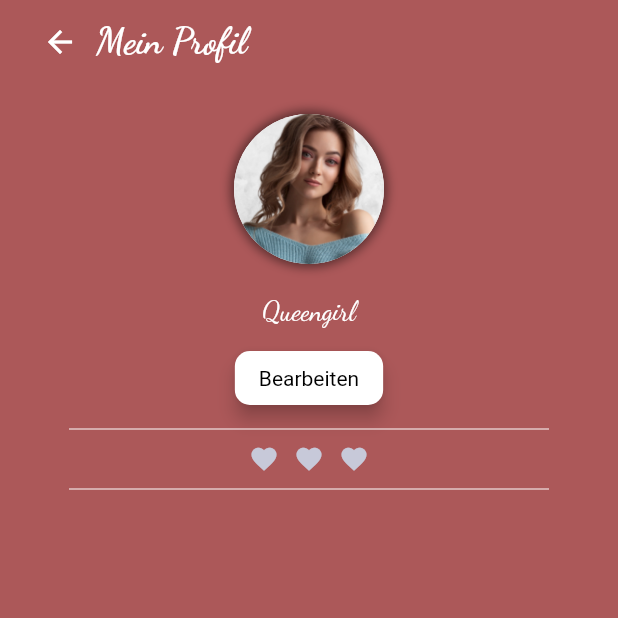
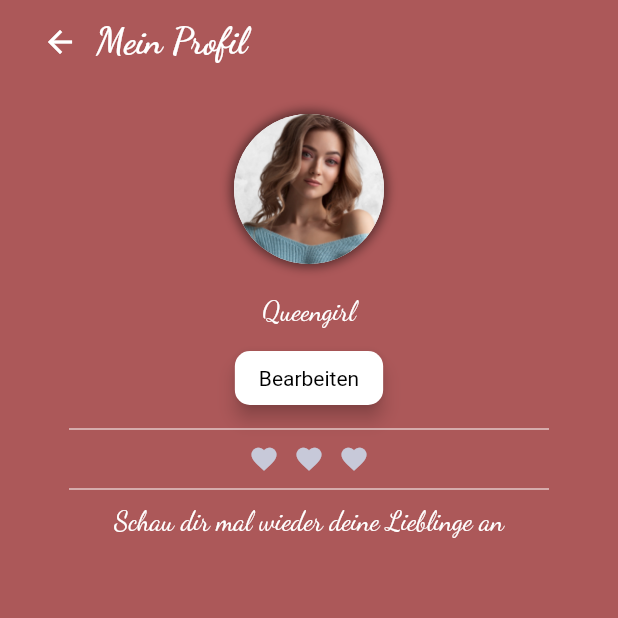
Before and after one commit to Queengirl1990/bookies_list, a Flutter app: the MyProfilPage screen opened directly, on a phone screen of 412 x 824 dp, the top half of it. Run offline on Flutter 3.47's test engine with Material 2 defaults, Android fonts, the phone set to English and light mode, and no system bars; our stand-ins replace curved_navigation_bar.

```diff
--- a/lib/profil.dart
+++ b/lib/profil.dart
@@ -12,9 +12,6 @@ class MyApp extends StatelessWidget {
   Widget build(BuildContext context) {
     return MaterialApp(
       title: 'Flutter Demo',
-      theme: ThemeData(
-        primaryColor: darkRed,
-      ),
       home: MyProfilPage(),
     );
   }
@@ -23,12 +20,6 @@ class MyApp extends StatelessWidget {
 class MyProfilPage extends StatelessWidget {
   @override
   Widget build(BuildContext context) {
-    TextStyle appBarTextStyle = TextStyle(
-      fontFamily: 'DancingScript',
-      fontWeight: FontWeight.bold,
-      fontSize: 24,
-    );
-
     return Scaffold(
       appBar: AppBar(
         title: Row(
@@ -41,7 +32,11 @@ class MyProfilPage extends StatelessWidget {
             ),
             Text(
               "Mein Profil",
-              style: appBarTextStyle,
+              style: TextStyle(
+                fontFamily: 'DancingScript',
+                fontWeight: FontWeight.bold,
+                fontSize: 24,
+              ),
             ),
           ],
         ),
@@ -104,6 +99,15 @@ class MyProfilPage extends StatelessWidget {
                   height: 20,
                 ),
               ),
+              Text(
+                "Schau dir mal wieder deine Lieblinge an",
+                style: TextStyle(
+                  fontFamily: 'DancingScript',
+                  fontWeight: FontWeight.normal,
+                  fontSize: 18,
+                  color: Colors.white,
+                ),
+              ),
             ],
           ),
         ),
--- a/pubspec.yaml
+++ b/pubspec.yaml
@@ -33,6 +33,7 @@ dependencies:
   curved_navigation_bar: ^1.0.3
   google_fonts: ^6.1.0
   percent_indicator: ^4.2.3
+  carousel_slider: ^4.2.1
 
 
 
@@ -40,6 +41,7 @@ dependencies:
   # The following adds the Cupertino Icons font to your application.
   # Use with the CupertinoIcons class for iOS style icons.
   cupertino_icons: ^1.0.2
+  carousel_slider: ^4.2.1
 
 dev_dependencies:
   flutter_test:
```
Also changed, not shown: pubspec.lock.
